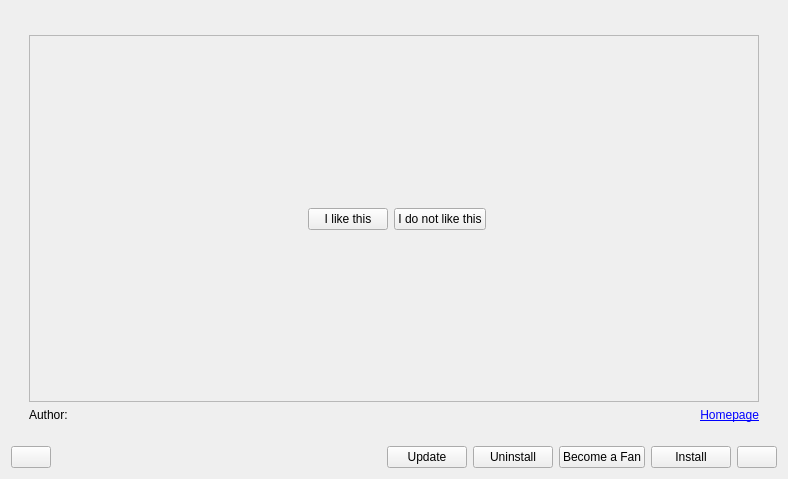
Above: knewstuff/knewstuff3/downloadwidget.ui from KDE/kdelibs before the change. Below: the same form after it.
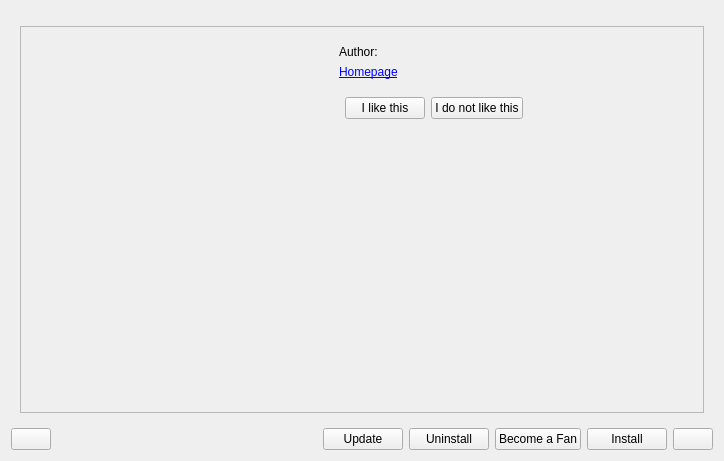
That is the form after the change. Custom widgets are drawn as their Qt base class.

Commit message: Layout overhaul

Diff of the .ui file:
```diff
--- a/knewstuff/knewstuff3/downloadwidget.ui
+++ b/knewstuff/knewstuff3/downloadwidget.ui
@@ -6,8 +6,8 @@
    <rect>
     <x>0</x>
     <y>0</y>
-    <width>788</width>
-    <height>479</height>
+    <width>724</width>
+    <height>461</height>
    </rect>
   </property>
   <layout class="QVBoxLayout" name="verticalLayout">
@@ -267,9 +267,6 @@
      <widget class="QWidget" name="detailsPage">
       <layout class="QHBoxLayout" name="horizontalLayout_7">
        <item>
-        <widget class="QWidget" name="widget_2" native="true">
-         <layout class="QVBoxLayout" name="verticalLayout_2">
-          <item>
            <widget class="QScrollArea" name="descriptionScrollArea">
             <property name="widgetResizable">
              <bool>true</bool>
@@ -279,94 +276,134 @@
               <rect>
                <x>0</x>
                <y>0</y>
-               <width>758</width>
-               <height>372</height>
-              </rect>
-             </property>
-             <layout class="QVBoxLayout" name="verticalLayout_3">
-              <item>
+            <width>702</width>
+            <height>385</height>
+           </rect>
+          </property>
                <layout class="QGridLayout" name="gridLayout">
+           <property name="spacing">
+            <number>0</number>
+           </property>
                 <item row="0" column="0">
                  <widget class="KNS3::ImagePreviewWidget" name="preview1" native="true">
                   <property name="sizePolicy">
-                   <sizepolicy hsizetype="Preferred" vsizetype="Preferred">
-                    <horstretch>100</horstretch>
-                    <verstretch>80</verstretch>
+              <sizepolicy hsizetype="Fixed" vsizetype="Maximum">
+               <horstretch>0</horstretch>
+               <verstretch>0</verstretch>
                    </sizepolicy>
                   </property>
                   <property name="minimumSize">
                    <size>
                     <width>100</width>
-                    <height>20</height>
+               <height>100</height>
+              </size>
+             </property>
+             <property name="maximumSize">
+              <size>
+               <width>100</width>
+               <height>100</height>
                    </size>
                   </property>
                  </widget>
                 </item>
-                <item row="1" column="0">
+           <item row="0" column="1">
                  <widget class="KNS3::ImagePreviewWidget" name="preview2" native="true">
                   <property name="sizePolicy">
-                   <sizepolicy hsizetype="Preferred" vsizetype="Preferred">
-                    <horstretch>100</horstretch>
-                    <verstretch>80</verstretch>
+              <sizepolicy hsizetype="Fixed" vsizetype="Maximum">
+               <horstretch>0</horstretch>
+               <verstretch>0</verstretch>
                    </sizepolicy>
                   </property>
                   <property name="minimumSize">
                    <size>
-                    <width>20</width>
-                    <height>20</height>
+               <width>100</width>
+               <height>100</height>
+              </size>
+             </property>
+             <property name="maximumSize">
+              <size>
+               <width>100</width>
+               <height>100</height>
                    </size>
                   </property>
                  </widget>
                 </item>
-                <item row="2" column="0">
+           <item row="0" column="2">
                  <widget class="KNS3::ImagePreviewWidget" name="preview3" native="true">
                   <property name="sizePolicy">
-                   <sizepolicy hsizetype="Preferred" vsizetype="Preferred">
-                    <horstretch>100</horstretch>
-                    <verstretch>80</verstretch>
+              <sizepolicy hsizetype="Fixed" vsizetype="Maximum">
+               <horstretch>0</horstretch>
+               <verstretch>0</verstretch>
                    </sizepolicy>
                   </property>
                   <property name="minimumSize">
                    <size>
-                    <width>20</width>
-                    <height>20</height>
-                   </size>
-                  </property>
-                 </widget>
-                </item>
-                <item row="0" column="1" rowspan="3">
-                 <widget class="KNS3::ImagePreviewWidget" name="previewBig" native="true">
+               <width>100</width>
+               <height>100</height>
+              </size>
+             </property>
+             <property name="maximumSize">
+              <size>
+               <width>100</width>
+               <height>100</height>
+              </size>
+             </property>
+            </widget>
+           </item>
+           <item row="0" column="3" rowspan="3">
+            <widget class="QWidget" name="widget" native="true">
                   <property name="sizePolicy">
                    <sizepolicy hsizetype="Expanding" vsizetype="Minimum">
-                    <horstretch>100</horstretch>
-                    <verstretch>100</verstretch>
-                   </sizepolicy>
-                  </property>
-                  <property name="minimumSize">
-                   <size>
-                    <width>100</width>
-                    <height>100</height>
-                   </size>
+               <horstretch>0</horstretch>
+               <verstretch>0</verstretch>
+              </sizepolicy>
+             </property>
+             <layout class="QGridLayout" name="gridLayout_3">
+              <item row="0" column="0">
+               <layout class="QHBoxLayout" name="horizontalLayout_3">
+                <item>
+                 <widget class="QLabel" name="label">
+                  <property name="sizePolicy">
+                   <sizepolicy hsizetype="Minimum" vsizetype="Minimum">
+                    <horstretch>0</horstretch>
+                    <verstretch>0</verstretch>
+                   </sizepolicy>
+                  </property>
+                  <property name="text">
+                   <string>Author:</string>
+                  </property>
+                 </widget>
+                </item>
+                <item>
+                 <widget class="QLabel" name="authorLabel">
+                  <property name="sizePolicy">
+                   <sizepolicy hsizetype="Expanding" vsizetype="Minimum">
+                    <horstretch>0</horstretch>
+                    <verstretch>0</verstretch>
+                   </sizepolicy>
+                  </property>
+                  <property name="text">
+                   <string/>
+                  </property>
+                  <property name="openExternalLinks">
+                   <bool>true</bool>
                   </property>
                  </widget>
                 </item>
                </layout>
               </item>
-              <item>
+              <item row="1" column="0">
+               <widget class="QLabel" name="homepageLabel">
+                <property name="text">
+                 <string>&lt;a href=&quot;http://opendesktop.org&quot;&gt;Homepage&lt;/a&gt;</string>
+                </property>
+                <property name="openExternalLinks">
+                 <bool>true</bool>
+                </property>
+               </widget>
+              </item>
+              <item row="3" column="0">
                <layout class="QHBoxLayout" name="horizontalLayout_6">
-                <item>
-                 <spacer name="horizontalSpacer">
-                  <property name="orientation">
-                   <enum>Qt::Horizontal</enum>
-                  </property>
-                  <property name="sizeHint" stdset="0">
-                   <size>
-                    <width>40</width>
-                    <height>20</height>
-                   </size>
-                  </property>
-                 </spacer>
-                </item>
                 <item>
                  <widget class="KNS3::RatingWidget" name="ratingWidget" native="true">
                   <property name="minimumSize">
@@ -409,7 +446,7 @@
                 </item>
                </layout>
               </item>
-              <item>
+              <item row="5" column="0">
                <widget class="QLabel" name="descriptionLabel">
                 <property name="sizePolicy">
                  <sizepolicy hsizetype="Expanding" vsizetype="Expanding">
@@ -420,62 +457,87 @@
                 <property name="text">
                  <string/>
                 </property>
+                <property name="alignment">
+                 <set>Qt::AlignLeading|Qt::AlignLeft|Qt::AlignTop</set>
+                </property>
                 <property name="wordWrap">
                  <bool>true</bool>
                 </property>
                </widget>
               </item>
-             </layout>
-            </widget>
-           </widget>
-          </item>
-          <item>
-           <layout class="QHBoxLayout" name="horizontalLayout_4">
-            <item>
-             <widget class="QLabel" name="label">
-              <property name="sizePolicy">
-               <sizepolicy hsizetype="Minimum" vsizetype="Minimum">
-                <horstretch>0</horstretch>
-                <verstretch>0</verstretch>
-               </sizepolicy>
-              </property>
-              <property name="text">
-               <string>Author:</string>
-              </property>
-             </widget>
-            </item>
-            <item>
-             <widget class="QLabel" name="authorLabel">
+              <item row="2" column="0">
+               <spacer name="verticalSpacer_6">
+                <property name="orientation">
+                 <enum>Qt::Vertical</enum>
+                </property>
+                <property name="sizeType">
+                 <enum>QSizePolicy::Fixed</enum>
+                </property>
+                <property name="sizeHint" stdset="0">
+                 <size>
+                  <width>20</width>
+                  <height>12</height>
+                 </size>
+                </property>
+               </spacer>
+              </item>
+              <item row="4" column="0">
+               <spacer name="verticalSpacer_7">
+                <property name="orientation">
+                 <enum>Qt::Vertical</enum>
+                </property>
+                <property name="sizeType">
+                 <enum>QSizePolicy::Fixed</enum>
+                </property>
+                <property name="sizeHint" stdset="0">
+                 <size>
+                  <width>20</width>
+                  <height>12</height>
+                 </size>
+                </property>
+               </spacer>
+              </item>
+             </layout>
+            </widget>
+           </item>
+           <item row="1" column="0" colspan="3">
+            <widget class="KNS3::ImagePreviewWidget" name="previewBig" native="true">
               <property name="sizePolicy">
-               <sizepolicy hsizetype="Expanding" vsizetype="Minimum">
+              <sizepolicy hsizetype="Fixed" vsizetype="Maximum">
                 <horstretch>0</horstretch>
                 <verstretch>0</verstretch>
                </sizepolicy>
               </property>
-              <property name="text">
-               <string/>
-              </property>
-              <property name="openExternalLinks">
-               <bool>true</bool>
-              </property>
-             </widget>
-            </item>
-            <item>
-             <widget class="QLabel" name="homepageLabel">
-              <property name="text">
-               <string>&lt;a href=&quot;http://opendesktop.org&quot;&gt;Homepage&lt;/a&gt;</string>
-              </property>
-              <property name="alignment">
-               <set>Qt::AlignRight|Qt::AlignTrailing|Qt::AlignVCenter</set>
-              </property>
-              <property name="openExternalLinks">
-               <bool>true</bool>
-              </property>
-             </widget>
-            </item>
-           </layout>
-          </item>
-         </layout>
+             <property name="minimumSize">
+              <size>
+               <width>300</width>
+               <height>100</height>
+              </size>
+             </property>
+             <property name="maximumSize">
+              <size>
+               <width>300</width>
+               <height>300</height>
+              </size>
+             </property>
+             <zorder>verticalSpacer_5</zorder>
+            </widget>
+           </item>
+           <item row="2" column="1">
+            <spacer name="verticalSpacer_5">
+             <property name="orientation">
+              <enum>Qt::Vertical</enum>
+             </property>
+             <property name="sizeHint" stdset="0">
+              <size>
+               <width>20</width>
+               <height>174</height>
+              </size>
+             </property>
+            </spacer>
+           </item>
+          </layout>
+         </widget>
         </widget>
        </item>
       </layout>
```
Lines whose indentation alone changed are shown as unchanged.
